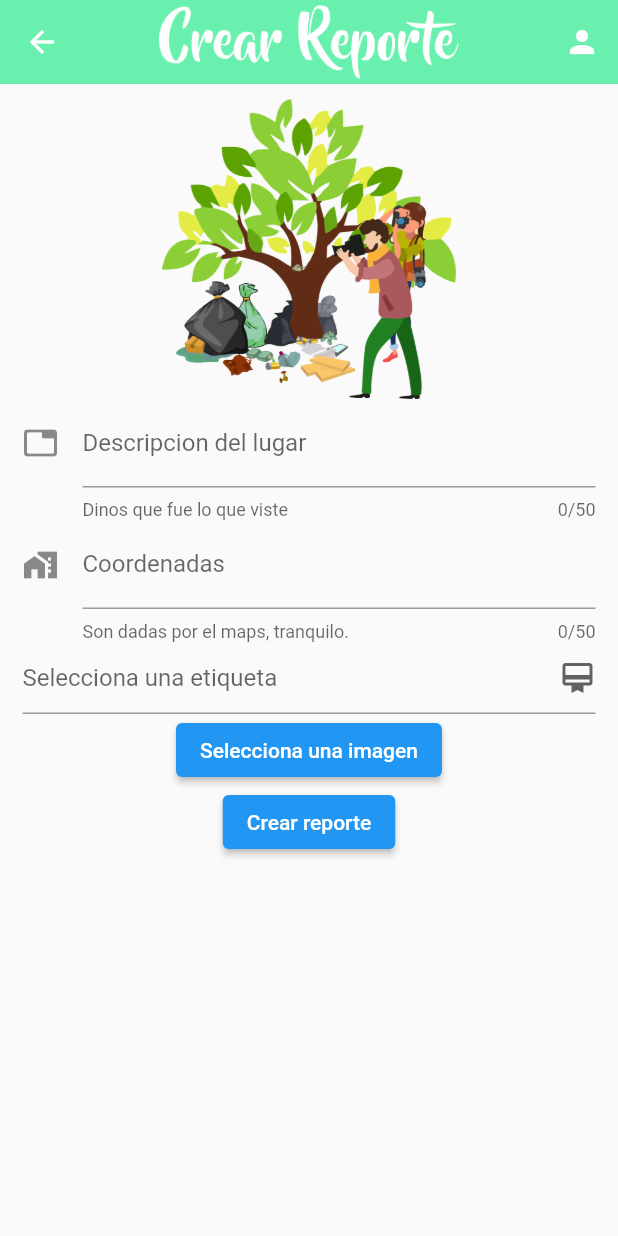
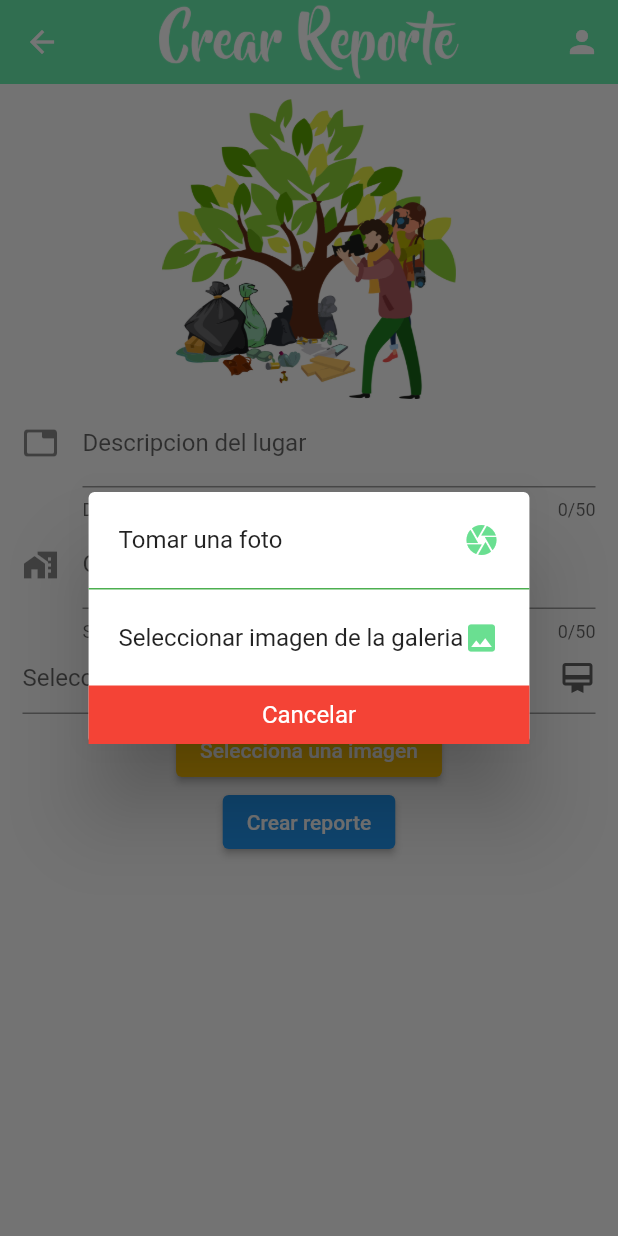
Before and after one commit to Movile-Apps/Gb_Shop, a Flutter app: the ReporteScreen screen opened directly, after a tap on "Selecciona una imagen", on a phone screen of 412 x 824 dp. Run offline on Flutter 3.47's test engine with Material 2 defaults, Android fonts, the phone set to English and light mode, and no system bars; our stand-ins replace curved_navigation_bar, google_maps_flutter, image_picker; missing offline and left inert: dart:ffi.

Commit message:
Camaras activas

```diff
--- a/lib/Screens/Registro_Screen.dart
+++ b/lib/Screens/Registro_Screen.dart
@@ -1,6 +1,5 @@
 // ignore_for_file: deprecated_member_use
 import 'package:flutter/material.dart';
-import 'package:gb_shop/Screens/Screens.dart';
 import 'package:gb_shop/Widgets/custom_Input_form_field_widget.dart';
 import 'package:image_picker/image_picker.dart';
 import 'dart:io';
@@ -145,6 +144,7 @@ class _RegistroScreenState extends State<RegistroScreen> {
                 const CustomInputFormFieldWidget(labelText: 'Confirma tu contraseña', hintText: 'Escribe la misma contraseña',icon: Icons.lock_sharp),
                 const CustomInputFormFieldWidget(labelText: 'Nombre', hintText: 'Escribe tu nombre o nombres',icon: Icons.person),
                 const CustomInputFormFieldWidget(labelText: 'Apellidos', hintText: 'Escribe tu apellido paterno y materno',icon: Icons.person),
+                //Boton para activar la camara
                 ElevatedButton(
                   style: ElevatedButton.styleFrom(
                         primary: Colors.amber
--- a/lib/Screens/Reporte_Screen.dart
+++ b/lib/Screens/Reporte_Screen.dart
@@ -1,10 +1,131 @@
+// ignore_for_file: deprecated_member_use
+
 import 'package:flutter/material.dart';
 import 'package:gb_shop/Screens/Screens.dart';
 import 'package:gb_shop/Widgets/reporte_form_field_widged.dart';
+import 'package:image_picker/image_picker.dart';
+import 'dart:io';
 
- class ReporteScreen extends StatelessWidget{
 
-   const ReporteScreen ({Key? key}) : super(key : key);
+
+class ReporteScreen extends StatefulWidget{
+  static String id = 'RegistroScreen';
+  const ReporteScreen({Key? key}) : super(key: key);
+
+  @override
+  _ReporteScreenState createState() => _ReporteScreenState();
+}
+
+ class _ReporteScreenState extends State<ReporteScreen>{
+
+   var imagen;
+  final picker = ImagePicker();
+    Future selImagen(op) async{
+
+    PickedFile? pickedFile;
+
+    if(op == 1){
+      pickedFile = await picker.getImage(source: ImageSource.camera);
+
+    }else{
+      pickedFile = await picker.getImage(source: ImageSource.gallery);
+    }
+
+    setState(() {
+      if(pickedFile !=null){
+        imagen = File(pickedFile.path);
+      }else{
+        // ignore: avoid_print
+        print('No elegiste ninguna foto');
+      }
+    });
+
+    Navigator.of(context).pop();
+
+  }
+
+   opciones(contex){
+     showDialog(
+       context: context,
+       builder: (BuildContext context){
+         return AlertDialog(
+          contentPadding: const EdgeInsets.all(0),
+          content: SingleChildScrollView(
+            child: Column(
+              //Acciones para la foto
+              children: [
+                //Tomar foto
+                InkWell(
+                  onTap: (){
+                    selImagen(1);
+                  },
+                  child: Container(
+                    padding: const EdgeInsets.all(20),
+                    decoration: const BoxDecoration(
+                      border: Border(bottom: BorderSide(width: 1, color: Colors.green))
+                    ),
+                    child: Row(
+                      // ignore: prefer_const_literals_to_create_immutables
+                      children: [
+                        const Expanded(child: Text('Tomar una foto', style: TextStyle(
+                          fontSize: 16
+                         ),)
+                        ),
+                        const Icon(Icons.camera, color: Color.fromARGB(255, 106, 223, 145))
+                      ],
+                    ),
+                  )
+                ),
+                //Elegir de la galeria
+                InkWell(
+                  onTap: (){
+                    selImagen(2);
+                  },
+                  child: Container(
+                    padding: const EdgeInsets.all(20),
+                    child: Row(
+                      // ignore: prefer_const_literals_to_create_immutables
+                      children: [
+                        const Expanded(child: Text('Seleccionar imagen de la galeria', style: TextStyle(
+                          fontSize: 16
+                         ),
+                         )
+                        ),
+                        const Icon(Icons.image, color: Color.fromARGB(255, 106, 223, 145))
+                      ],
+                    ),
+                  )
+                ),
+
+                //Cancelar
+                InkWell(
+                  onTap: (){
+                    Navigator.pop(context);
+                  },
+                  child: Container(
+                    padding: const EdgeInsets.all(10),
+                    decoration: const BoxDecoration(
+                      color: Colors.red
+                    ),
+                    child: Row(
+                      // ignore: prefer_const_literals_to_create_immutables
+                      children: [
+                        const Expanded(child: Text('Cancelar', style: TextStyle(fontSize: 16, color: Colors.white),
+                        textAlign: TextAlign.center,
+                         )
+                        ),
+                      ],
+                    ),
+                  ),
+                )
+
+              ],
+            ),
+          ),
+         );
+       }
+     );
+   }
 
     @override
     Widget build(BuildContext context) {
@@ -59,9 +180,11 @@ import 'package:gb_shop/Widgets/reporte_form_field_widged.dart';
                     DropdownMenuItem(child: Text(motivodenuncia), value: motivodenuncia.toLowerCase()))
                     .toList(),
                 onChanged: (value) {}),
-
+                //Boton para camara
                 ElevatedButton(
+                  style: ElevatedButton.styleFrom(primary: Colors.amber),
                   onPressed: () {
+                    opciones(context);
                   },
                   child: const Text("Selecciona una imagen"),
                 ),
@@ -72,7 +195,8 @@ import 'package:gb_shop/Widgets/reporte_form_field_widged.dart';
                   },
                   child: const Text("Crear reporte"),
                 ),
-              ]
+              imagen == null ? const Center() : Image.file(imagen)
+          ]
          ),
         ),
       )
```
